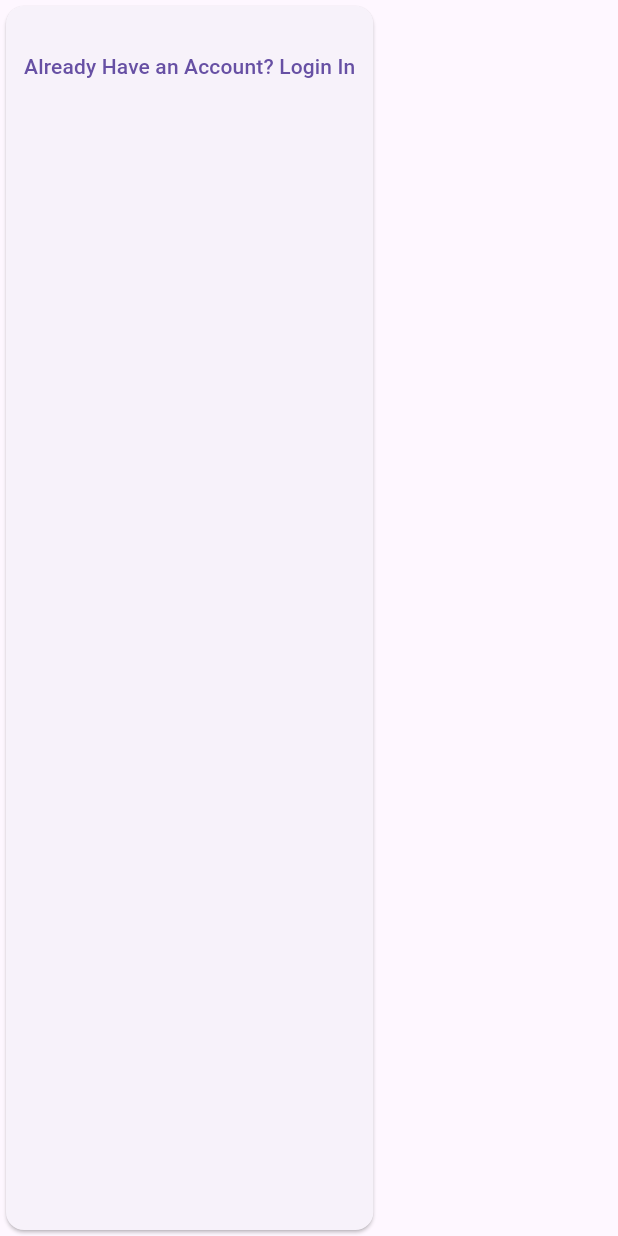
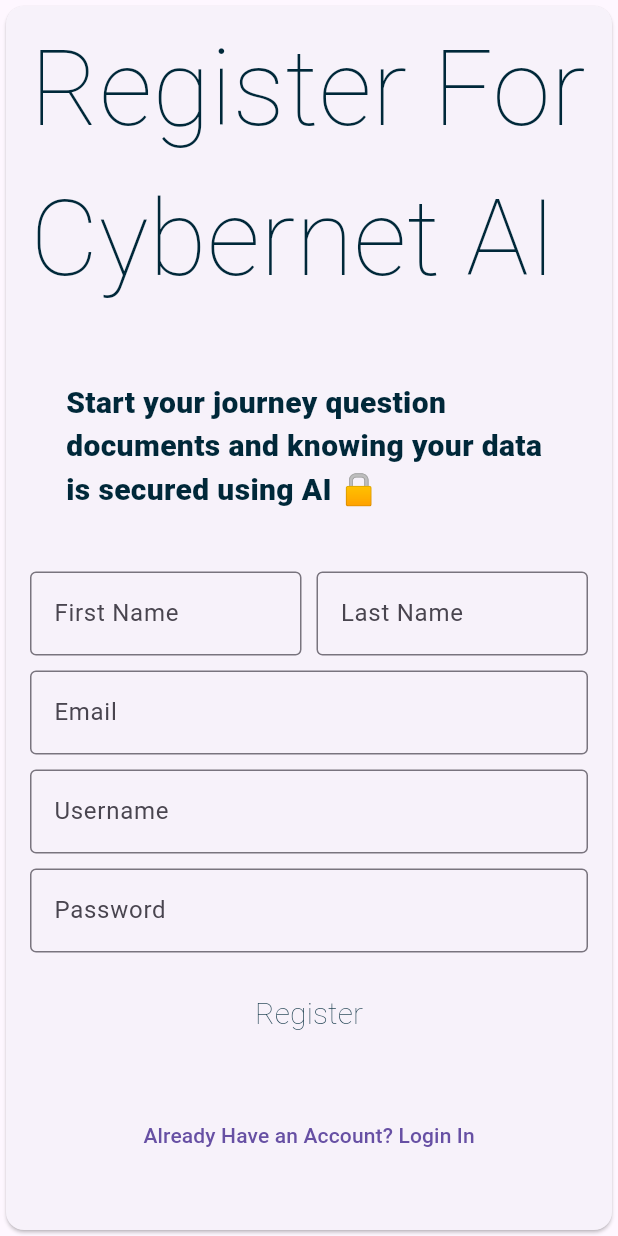
Before and after one commit to Rich4ever11/cybernet_AI_Group, a Flutter app: the RegisterPage widget shown alone on an empty page, opened directly, on a phone screen of 412 x 824 dp. Run offline on Flutter 3.47's test engine with Material 3 defaults, Android fonts, the phone set to English and light mode, and no system bars; Roboto replaces fonts that are missing (Raleway).

Commit message:
added register page

```diff
--- a/cybernet/lib/main.dart
+++ b/cybernet/lib/main.dart
@@ -82,7 +82,7 @@ class LoginCard extends StatelessWidget {
                   width: 100.0,
                   child: TextButton(
                     onPressed: () => {print("HELLO WORLD")},
-                    child: const Text('Submit',
+                    child: const Text('Login',
                         style: TextStyle(
                             color: Color.fromARGB(255, 0, 40, 57),
                             fontSize: 20.0,
@@ -114,6 +114,83 @@ class RegisterPage extends StatelessWidget {
     return Card(
       child: Column(
         children: <Widget>[
+          const Padding(
+            padding:
+                EdgeInsets.only(left: 16.0, right: 16.0, top: 5.0, bottom: 5.0),
+            child: Text("Register For Cybernet AI",
+                style: TextStyle(
+                    color: Color.fromARGB(255, 0, 40, 57),
+                    fontSize: 70.0,
+                    fontWeight: FontWeight.w100)),
+          ),
+          const Padding(
+              padding: EdgeInsets.all(40.0),
+              child: Text(
+                  "Start your journey question documents and knowing your data is secured using AI 🔒",
+                  style: TextStyle(
+                      color: Color.fromARGB(255, 0, 40, 57),
+                      fontSize: 20.0,
+                      fontWeight: FontWeight.w900))),
+          const Padding(
+              padding: EdgeInsets.only(left: 16.0, right: 16.0),
+              child: const Row(
+                children: <Widget>[
+                  Flexible(
+                    child: TextField(
+                        decoration: InputDecoration(
+                      border: OutlineInputBorder(),
+                      labelText: 'First Name',
+                    )), // <-- Wrapped in Flexible.
+                  ),
+                  const SizedBox(width: 10),
+                  Flexible(
+                    child: TextField(
+                        decoration: InputDecoration(
+                      border: OutlineInputBorder(),
+                      labelText: 'Last Name',
+                    )), // <-- Wrapped in Flexible.
+                  ),
+                ],
+              )),
+          const SizedBox(height: 10),
+          const Padding(
+              padding: EdgeInsets.only(left: 16.0, right: 16.0),
+              child: TextField(
+                  decoration: InputDecoration(
+                border: OutlineInputBorder(),
+                labelText: 'Email',
+              ))),
+          const SizedBox(height: 10),
+          const Padding(
+              padding: EdgeInsets.only(left: 16.0, right: 16.0),
+              child: TextField(
+                  decoration: InputDecoration(
+                border: OutlineInputBorder(),
+                labelText: 'Username',
+              ))),
+          const SizedBox(height: 10),
+          const Padding(
+              padding: EdgeInsets.only(left: 16.0, right: 16.0),
+              child: TextField(
+                  obscureText: true,
+                  decoration: InputDecoration(
+                    border: OutlineInputBorder(),
+                    labelText: 'Password',
+                  ))),
+          Padding(
+              padding: const EdgeInsets.only(top: 16.0, bottom: 16.0),
+              child: Container(
+                height: 50.0,
+                width: 100.0,
+                child: TextButton(
+                  onPressed: () => {print("HELLO WORLD")},
+                  child: const Text('Register',
+                      style: TextStyle(
+                          color: Color.fromARGB(255, 0, 40, 57),
+                          fontSize: 20.0,
+                          fontWeight: FontWeight.w100)),
+                ),
+              )),
           Padding(
             padding: const EdgeInsets.only(top: 16.0, bottom: 16.0),
             child: TextButton(
@@ -128,8 +205,6 @@ class RegisterPage extends StatelessWidget {
     );
   }
 }
-
-
 
 // class DocumentList extends StatelessWidget {
 //   const DocumentList({super.key});
```
